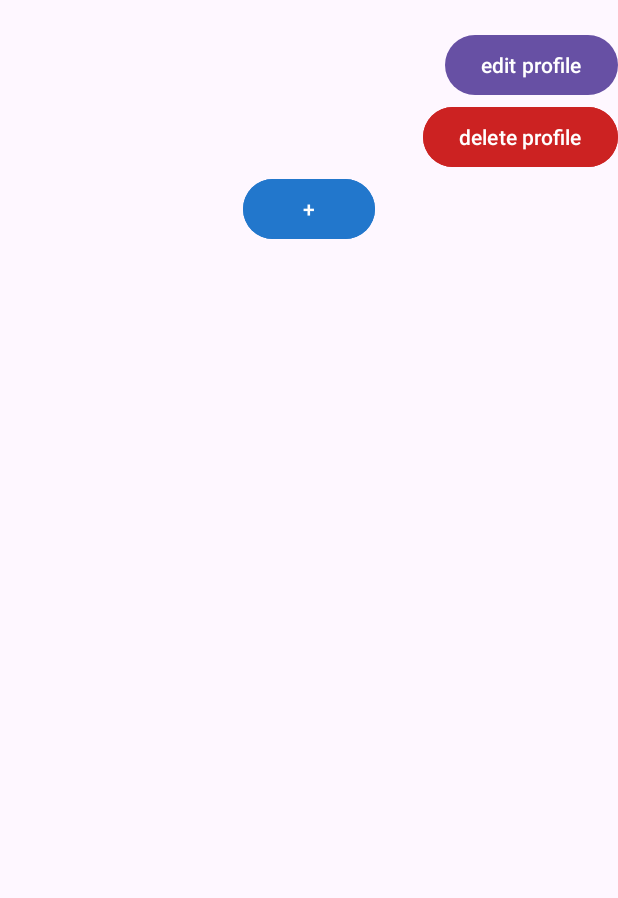
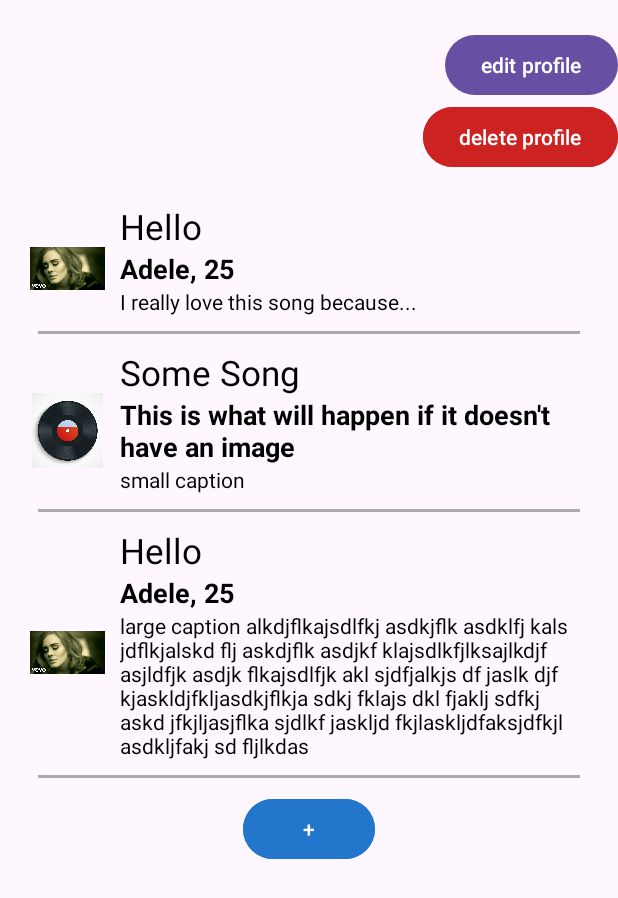
Before and after one commit to ahmet8zer/Music-Sharing-App, an Android app: the ProfileActivity screen opened directly, with no data from a screen before it, on a phone screen of 412 x 824 dp. Shown: the top 898 px of the screen. Run offline under Robolectric (Android 15) with nearby library versions, the phone set to English and light mode, and no system bars; our stand-ins replace Firebase (no records; nobody signed in at launch, a user with empty details on screens opened directly).

Commit message:
added recycler view with dummy posts

```diff
--- a/MusicSharing/app/build.gradle.kts
+++ b/MusicSharing/app/build.gradle.kts
@@ -40,7 +40,11 @@ dependencies {
     implementation("com.google.firebase:firebase-auth:22.2.0")
     implementation("com.google.firebase:firebase-firestore:24.9.0")
     implementation("com.google.android.gms:play-services-tasks:16.0.1")
+    implementation("androidx.recyclerview:recyclerview:1.2.1")
+    //implementation("com.android.support:appcompat-v7:28.0.0")
+    //implementation("com.android.support:recyclerview-v7:28.0.0")
     testImplementation("junit:junit:4.13.2")
     androidTestImplementation("androidx.test.ext:junit:1.1.5")
     androidTestImplementation("androidx.test.espresso:espresso-core:3.5.1")
+
 }
--- /dev/null
+++ b/MusicSharing/app/src/main/java/com/example/musicsharing/MyAdapter.java
@@ -0,0 +1,43 @@
+package com.example.musicsharing;
+
+import android.content.Context;
+import android.view.LayoutInflater;
+import android.view.ViewGroup;
+
+import androidx.annotation.NonNull;
+import androidx.recyclerview.widget.RecyclerView;
+
+import java.util.List;
+
+public class MyAdapter extends RecyclerView.Adapter<MyViewHolder> {
+
+    Context context;
+    List<Post> posts;
+
+
+    public MyAdapter(Context context, List<Post> posts) {
+        this.context = context;
+        this.posts = posts;
+    }
+
+    @NonNull
+    @Override
+    public MyViewHolder onCreateViewHolder(@NonNull ViewGroup parent, int viewType) {
+        return new MyViewHolder(LayoutInflater.from(context).inflate(R.layout.rv_post,parent,false));
+    }
+
+    @Override
+    public void onBindViewHolder(@NonNull MyViewHolder holder, int position) {
+        holder.imageview.setImageResource(posts.get(position).getImage());
+
+        holder.nameview.setText(posts.get(position).getSongname());
+        holder.artistalbumview.setText(posts.get(position).getAlbum_artist());
+        holder.captionview.setText(posts.get(position).getCaption());
+
+    }
+
+    @Override
+    public int getItemCount() {
+        return posts.size();
+    }
+}
--- /dev/null
+++ b/MusicSharing/app/src/main/java/com/example/musicsharing/MyViewHolder.java
@@ -0,0 +1,22 @@
+package com.example.musicsharing;
+
+import android.view.View;
+import android.widget.ImageView;
+import android.widget.TextView;
+
+import androidx.annotation.NonNull;
+import androidx.recyclerview.widget.RecyclerView;
+
+public class MyViewHolder extends RecyclerView.ViewHolder {
+
+    ImageView imageview;
+    TextView nameview, artistalbumview, captionview;
+
+    public MyViewHolder(@NonNull View itemView) {
+        super(itemView);
+        imageview = itemView.findViewById(R.id.imageview);
+        nameview = itemView.findViewById(R.id.songname);
+        artistalbumview = itemView.findViewById(R.id.album_artist);
+        captionview = itemView.findViewById(R.id.caption);
+    }
+}
--- /dev/null
+++ b/MusicSharing/app/src/main/java/com/example/musicsharing/Post.java
@@ -0,0 +1,48 @@
+package com.example.musicsharing;
+
+public class Post {
+    String songname;
+    String album_artist;
+    String caption;
+    int image;
+
+
+    public Post(String songname, String album_artist, String caption, int image) {
+        this.songname = songname;
+        this.album_artist = album_artist;
+        this.caption = caption;
+        this.image = image;
+    }
+
+    public String getSongname() {
+        return songname;
+    }
+
+    public void setSongname(String songname) {
+        this.songname = songname;
+    }
+
+    public String getAlbum_artist() {
+        return album_artist;
+    }
+
+    public void setAlbum_artist(String album_artist) {
+        this.album_artist = album_artist;
+    }
+
+    public String getCaption() {
+        return caption;
+    }
+
+    public void setCaption(String caption) {
+        this.caption = caption;
+    }
+
+    public int getImage() {
+        return image;
+    }
+
+    public void setImage(int image) {
+        this.image = image;
+    }
+}
--- a/MusicSharing/app/src/main/java/com/example/musicsharing/ProfileActivity.java
+++ b/MusicSharing/app/src/main/java/com/example/musicsharing/ProfileActivity.java
@@ -9,11 +9,16 @@ import android.widget.TextView;
 
 import androidx.annotation.NonNull;
 import androidx.appcompat.app.AppCompatActivity;
+import androidx.recyclerview.widget.LinearLayoutManager;
+import androidx.recyclerview.widget.RecyclerView;
 
 import com.google.android.gms.tasks.OnCompleteListener;
 import com.google.android.gms.tasks.Task;
 import com.google.firebase.auth.FirebaseUser;
 import com.google.firebase.auth.FirebaseAuth;
+
+import java.util.ArrayList;
+import java.util.List;
 
 
 public class ProfileActivity extends AppCompatActivity {
@@ -32,6 +37,15 @@ public class ProfileActivity extends AppCompatActivity {
         setContentView(R.layout.activity_profile);
 
         FirebaseUser user = FirebaseAuth.getInstance().getCurrentUser();
+
+        RecyclerView rv = findViewById(R.id.rvPosts);
+        rv.setLayoutManager(new LinearLayoutManager(this));
+        List<Post> posts = new ArrayList<Post>();
+        posts.add(new Post("Hello", "Adele, 25", "I really love this song because...", R.drawable.hello));
+        posts.add(new Post("Some Song", "This is what will happen if it doesn\'t have an image", "small caption",R.drawable.blankrecord));
+        posts.add(new Post("Hello", "Adele, 25", "large caption alkdjflkajsdlfkj asdkjflk asdklfj kals jdflkjalskd flj askdjflk asdjkf klajsdlkfjlksajlkdjf asjldfjk asdjk flkajsdlfjk akl sjdfjalkjs df jaslk djf kjaskldjfkljasdkjflkja sdkj fklajs dkl fjaklj sdfkj askd jfkjljasjflka sjdlkf jaskljd fkjlaskljdfaksjdfkjl asdkljfakj sd fljlkdas", R.drawable.hello));
+
+        rv.setAdapter(new MyAdapter(getApplicationContext(),posts));
 
         mDisplayName = (TextView) findViewById(R.id.display_name);
         if(user != null){
--- a/MusicSharing/app/src/main/res/layout/activity_profile.xml
+++ b/MusicSharing/app/src/main/res/layout/activity_profile.xml
@@ -33,6 +33,13 @@
             android:backgroundTint="#CC2222"
             android:text="@string/delete_profile" />
 
+        <androidx.recyclerview.widget.RecyclerView
+            android:id="@+id/rvPosts"
+            android:layout_width="match_parent"
+            android:layout_height="wrap_content"
+            android:layout_margin="10dp"
+            />
+
         <Button
             android:id="@+id/add_post_button"
             android:layout_width="wrap_content"
--- /dev/null
+++ b/MusicSharing/app/src/main/res/layout/rv_post.xml
@@ -0,0 +1,55 @@
+<?xml version="1.0" encoding="utf-8"?>
+<RelativeLayout xmlns:android="http://schemas.android.com/apk/res/android"
+    android:layout_width="match_parent"
+    android:layout_height="wrap_content"
+    android:layout_marginTop="10dp"
+    android:backgroundTint="@color/cardview_dark_background">
+
+    <ImageView
+        android:layout_width="50dp"
+        android:layout_height="50dp"
+        android:id="@+id/imageview"
+        android:layout_margin="10dp"
+        android:layout_centerVertical="true"
+        />
+
+    <TextView
+        android:layout_width="match_parent"
+        android:layout_height="wrap_content"
+        android:id="@+id/songname"
+        android:layout_toEndOf="@id/imageview"
+        android:textColor="@color/black"
+        android:textSize="23dp"
+        android:text="Song Name"/>
+
+    <TextView
+        android:layout_width="match_parent"
+        android:layout_height="wrap_content"
+        android:id="@+id/album_artist"
+        android:layout_toEndOf="@id/imageview"
+        android:layout_below="@id/songname"
+        android:textSize="18dp"
+        android:textColor="@color/black"
+        android:textStyle="bold"
+        android:text="Artist, Album"/>
+
+    <TextView
+        android:layout_width="match_parent"
+        android:layout_height="wrap_content"
+        android:id="@+id/caption"
+        android:layout_marginRight="15dp"
+        android:layout_toEndOf="@id/imageview"
+        android:layout_below="@id/album_artist"
+        android:textColor="@color/black"
+        android:text="caption adjflasjdfkjakjasd jkfjasdkfjlaskd klfklasdjflkajs dlkfjksaskldjflkajsdlkfjaslkd jflskdjflkajslk fdjklasjdflkjasldkjfla ksjdlfkjlaksdjf alksdjflkjasldkjflk ajsdlkfjalskdjflkjas"/>
+
+    <LinearLayout
+        android:layout_width="match_parent"
+        android:layout_height="2dp"
+        android:layout_below="@id/caption"
+        android:layout_marginTop="10dp"
+        android:layout_marginRight="15dp"
+        android:layout_marginLeft="15dp"
+        android:background="#ababab"/>
+
+</RelativeLayout>
```
Also changed, not shown: MusicSharing/app/src/main/res/drawable/blankrecord.jpg (added), MusicSharing/app/src/main/res/drawable/hello.jpeg (added).
